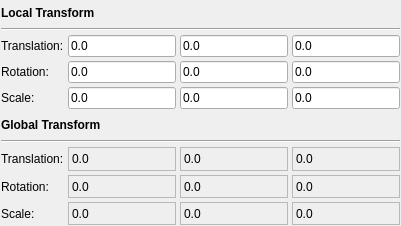
This is SIMPLVtkLib/QtWidgets/UI_Files/VSTransformWidget.ui in tplatt77/SIMPLVtkLib as Qt 5 draws it before an edit. The edited form follows.
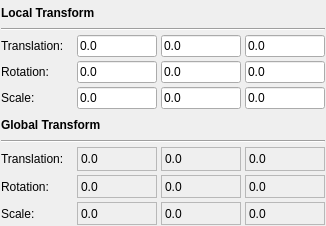
This is the edited form.

Commit message: Tweaking the Layout of the widget

```diff
--- a/SIMPLVtkLib/QtWidgets/UI_Files/VSTransformWidget.ui
+++ b/SIMPLVtkLib/QtWidgets/UI_Files/VSTransformWidget.ui
@@ -6,7 +6,7 @@
    <rect>
     <x>0</x>
     <y>0</y>
-    <width>242</width>
+    <width>326</width>
     <height>226</height>
    </rect>
   </property>
@@ -254,6 +254,12 @@
        <verstretch>0</verstretch>
       </sizepolicy>
      </property>
+     <property name="maximumSize">
+      <size>
+       <width>80</width>
+       <height>16777215</height>
+      </size>
+     </property>
      <property name="text">
       <string>0.0</string>
      </property>
@@ -270,6 +276,12 @@
        <verstretch>0</verstretch>
       </sizepolicy>
      </property>
+     <property name="maximumSize">
+      <size>
+       <width>80</width>
+       <height>16777215</height>
+      </size>
+     </property>
      <property name="text">
       <string>0.0</string>
      </property>
@@ -293,6 +305,12 @@
        <verstretch>0</verstretch>
       </sizepolicy>
      </property>
+     <property name="maximumSize">
+      <size>
+       <width>80</width>
+       <height>16777215</height>
+      </size>
+     </property>
      <property name="text">
       <string>0.0</string>
      </property>
@@ -316,6 +334,12 @@
        <verstretch>0</verstretch>
       </sizepolicy>
      </property>
+     <property name="maximumSize">
+      <size>
+       <width>80</width>
+       <height>16777215</height>
+      </size>
+     </property>
      <property name="text">
       <string>0.0</string>
      </property>
@@ -332,6 +356,12 @@
        <verstretch>0</verstretch>
       </sizepolicy>
      </property>
+     <property name="maximumSize">
+      <size>
+       <width>80</width>
+       <height>16777215</height>
+      </size>
+     </property>
      <property name="text">
       <string>0.0</string>
      </property>
@@ -348,6 +378,12 @@
        <verstretch>0</verstretch>
       </sizepolicy>
      </property>
+     <property name="maximumSize">
+      <size>
+       <width>80</width>
+       <height>16777215</height>
+      </size>
+     </property>
      <property name="text">
       <string>0.0</string>
      </property>
@@ -364,6 +400,12 @@
        <verstretch>0</verstretch>
       </sizepolicy>
      </property>
+     <property name="maximumSize">
+      <size>
+       <width>80</width>
+       <height>16777215</height>
+      </size>
+     </property>
      <property name="text">
       <string>0.0</string>
      </property>
@@ -380,6 +422,12 @@
        <verstretch>0</verstretch>
       </sizepolicy>
      </property>
+     <property name="maximumSize">
+      <size>
+       <width>80</width>
+       <height>16777215</height>
+      </size>
+     </property>
      <property name="text">
       <string>0.0</string>
      </property>
@@ -396,6 +444,12 @@
        <verstretch>0</verstretch>
       </sizepolicy>
      </property>
+     <property name="maximumSize">
+      <size>
+       <width>80</width>
+       <height>16777215</height>
+      </size>
+     </property>
      <property name="text">
       <string>0.0</string>
      </property>
```
The commit also changes 1 other file.
